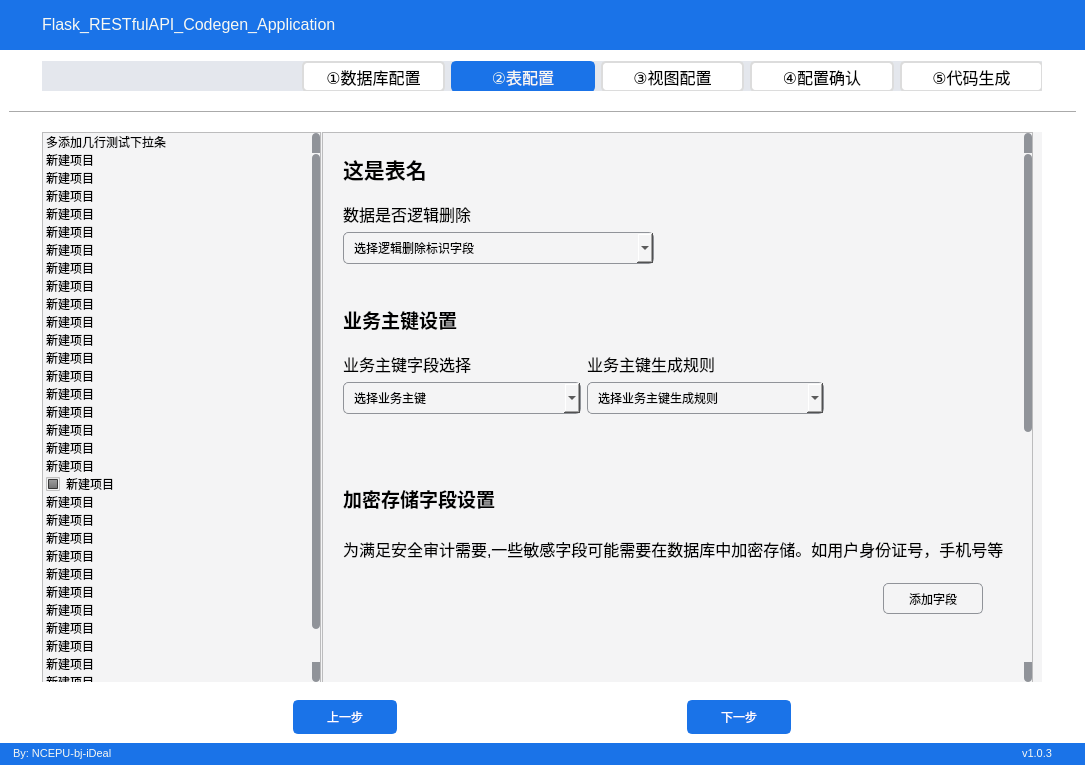
The window that app/ui/MainWindow.ui (ncepu-iDealStudio/Flask_RESTfulAPI_Codegen_Application) describes before a commit, drawn with Qt 5.
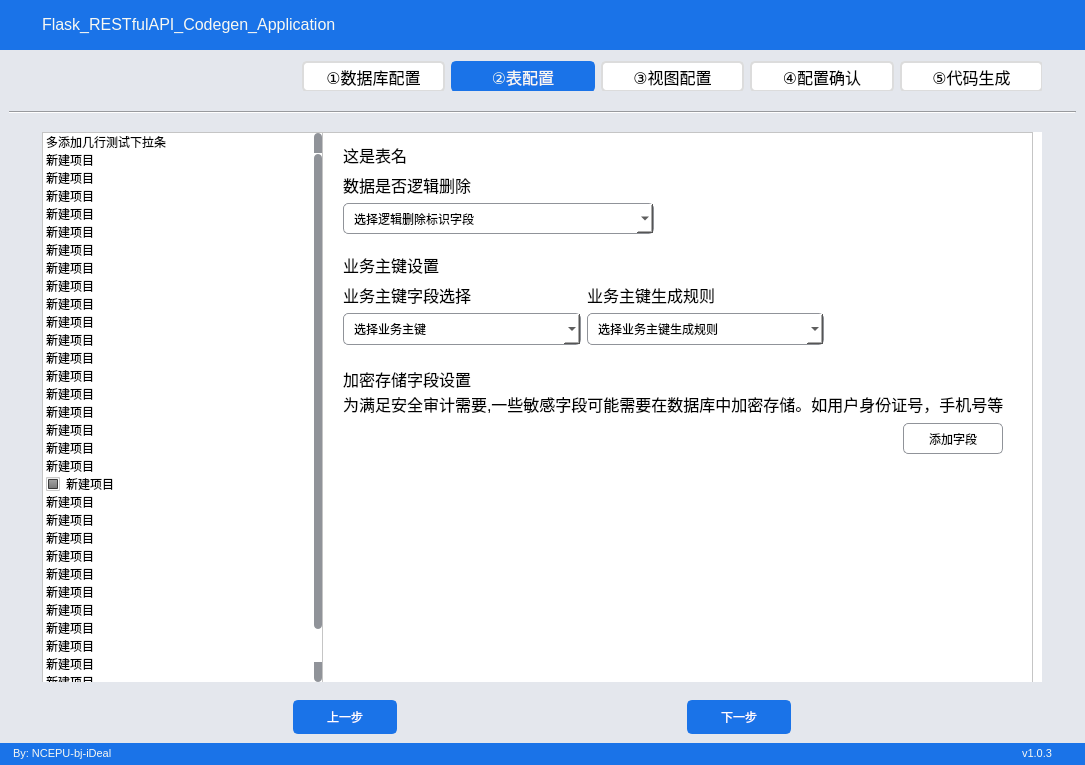
The same window after the commit. The open tabs and pages were chosen to show the change. Icons and pictures are not drawn.

```diff
--- a/app/ui/MainWindow.ui
+++ b/app/ui/MainWindow.ui
@@ -18,9 +18,17 @@
   </property>
   <widget class="QWidget" name="centralwidget">
    <property name="styleSheet">
-    <string notr="true">/*主页面stackedWidget以及子控件背景色*/
+    <string notr="true">/*白色*/
+/*整体背景色*/
+QWidget
+{
+    background-color: #e4e7ed; /*背景色*/
+    color: black;  /*字体颜色*/
+}
+
+/*主页面stackedWidget以及子控件背景色*/
 #stackedWidget *{
-	background-color: #f4f4f5;
+	background-color: rgb(255, 255, 255);
 }
 
 /*步骤条背景*/
@@ -28,6 +36,11 @@
 	background-color: #e4e7ed;
 }
 
+/*统一设置字体*/
+*{
+	/*font-family:SimSun;*/
+	font: 10pt &quot;Microsoft YaHei UI&quot;;
+}
 
 /*top*/
 #contentTopBg{
@@ -53,13 +66,6 @@
 #rightButtons .QPushButton:hover { background-color: #bd93f9; border-style: solid; border-radius: 4px; }
 #rightButtons .QPushButton:pressed { background-color: #ff79c6; border-style: solid; border-radius: 4px; }
 
-/*灰色白色*/
-/*整体背景色*/
-QWidget
-{
-    background-color: rgb(255, 255, 255); /*背景色*/
-    color: black;  /*字体颜色*/
-}
 /*按钮正常状态*/
 QPushButton {
 	border: 2px solid #1a73e8;
@@ -93,11 +99,7 @@
 	/*border: 2px solid #ff79c6;*/
 	border: 2px solid #409eff;
 }
-QCheckBox
-{
-    color:black;/*字体颜色*/
-    background-color:rgb(240,240,240);/*背景色*/
-}
+
 QComboBox{
 	background-color: #6272a4;
 	border-radius: 5px;
@@ -222,7 +224,7 @@
     font-size:12pt;/*字体大小*/
 }
 
-#label_table_name_7,#label_set_key_13{font-size:30px;}
+/*#label_table_name_7,#label_set_key_13{font-size:12px;}*/
 
 #pushButton_last{}
 
@@ -362,8 +364,8 @@
 
 QCheckBox::indicator {
     border: 1px solid #c0c4cc;
-	width: 15px;
-	height: 15px;
+	width: 12px;
+	height: 12px;
 	border-radius: 8px;
     background: transparent;
 }
@@ -1837,7 +1839,7 @@
                <x>280</x>
                <y>0</y>
                <width>711</width>
-               <height>641</height>
+               <height>551</height>
               </rect>
              </property>
              <property name="currentIndex">
@@ -1905,21 +1907,21 @@
                     <rect>
                      <x>0</x>
                      <y>0</y>
-                     <width>699</width>
-                     <height>1000</height>
+                     <width>707</width>
+                     <height>547</height>
                     </rect>
                    </property>
                    <property name="minimumSize">
                     <size>
                      <width>0</width>
-                     <height>1000</height>
+                     <height>0</height>
                     </size>
                    </property>
                    <widget class="QPushButton" name="pushButton_add_field_encrypt">
                     <property name="geometry">
                      <rect>
-                      <x>560</x>
-                      <y>450</y>
+                      <x>580</x>
+                      <y>290</y>
                       <width>100</width>
                       <height>31</height>
                      </rect>
@@ -1947,14 +1949,14 @@
                       <x>20</x>
                       <y>10</y>
                       <width>311</width>
-                      <height>121</height>
+                      <height>91</height>
                      </rect>
                     </property>
                     <layout class="QVBoxLayout" name="verticalLayout_9">
                      <item>
                       <widget class="QLabel" name="label_table_name_7">
                        <property name="text">
-                        <string>&lt;html&gt;&lt;head/&gt;&lt;body&gt;&lt;p&gt;&lt;span style=&quot; font-size:16pt; font-weight:600;&quot;&gt;这是表名&lt;/span&gt;&lt;/p&gt;&lt;/body&gt;&lt;/html&gt;</string>
+                        <string>&lt;html&gt;&lt;head/&gt;&lt;body&gt;&lt;p&gt;这是表名&lt;/p&gt;&lt;/body&gt;&lt;/html&gt;</string>
                        </property>
                       </widget>
                      </item>
@@ -1962,6 +1964,14 @@
                       <layout class="QVBoxLayout" name="verticalLayout_8">
                        <item>
                         <widget class="QLabel" name="label_isDelete_7">
+                         <property name="font">
+                          <font>
+                           <family>Microsoft YaHei UI</family>
+                           <pointsize>12</pointsize>
+                           <italic>false</italic>
+                           <bold>false</bold>
+                          </font>
+                         </property>
                          <property name="text">
                           <string>数据是否逻辑删除</string>
                          </property>
@@ -1984,16 +1994,16 @@
                     <property name="geometry">
                      <rect>
                       <x>20</x>
-                      <y>160</y>
+                      <y>120</y>
                       <width>481</width>
-                      <height>121</height>
+                      <height>92</height>
                      </rect>
                     </property>
                     <layout class="QVBoxLayout" name="verticalLayout_10">
                      <item>
                       <widget class="QLabel" name="label_set_key_13">
                        <property name="text">
-                        <string>&lt;html&gt;&lt;head/&gt;&lt;body&gt;&lt;p&gt;&lt;span style=&quot; font-size:14pt; font-weight:600;&quot;&gt;业务主键设置&lt;/span&gt;&lt;/p&gt;&lt;/body&gt;&lt;/html&gt;</string>
+                        <string>&lt;html&gt;&lt;head/&gt;&lt;body&gt;&lt;p&gt;业务主键设置&lt;/p&gt;&lt;/body&gt;&lt;/html&gt;</string>
                        </property>
                       </widget>
                      </item>
@@ -2046,10 +2056,10 @@
                    <widget class="QWidget" name="verticalLayoutWidget_2">
                     <property name="geometry">
                      <rect>
-                      <x>9</x>
-                      <y>520</y>
+                      <x>10</x>
+                      <y>340</y>
                       <width>671</width>
-                      <height>451</height>
+                      <height>201</height>
                      </rect>
                     </property>
                     <layout class="QVBoxLayout" name="verticalLayout_13">
@@ -2069,11 +2079,19 @@
                     <property name="geometry">
                      <rect>
                       <x>20</x>
-                      <y>390</y>
+                      <y>260</y>
                       <width>660</width>
-                      <height>51</height>
+                      <height>21</height>
                      </rect>
                     </property>
+                    <property name="font">
+                     <font>
+                      <family>Microsoft YaHei UI</family>
+                      <pointsize>12</pointsize>
+                      <italic>false</italic>
+                      <bold>false</bold>
+                     </font>
+                    </property>
                     <property name="text">
                      <string>为满足安全审计需要,一些敏感字段可能需要在数据库中加密存储。如用户身份证号，手机号等</string>
                     </property>
@@ -2082,13 +2100,13 @@
                     <property name="geometry">
                      <rect>
                       <x>20</x>
-                      <y>350</y>
+                      <y>230</y>
                       <width>479</width>
                       <height>31</height>
                      </rect>
                     </property>
                     <property name="text">
-                     <string>&lt;html&gt;&lt;head/&gt;&lt;body&gt;&lt;p&gt;&lt;span style=&quot; font-size:14pt; font-weight:600;&quot;&gt;加密存储字段设置&lt;/span&gt;&lt;/p&gt;&lt;/body&gt;&lt;/html&gt;</string>
+                     <string>加密存储字段设置</string>
                     </property>
                    </widget>
                   </widget>
@@ -2103,7 +2121,7 @@
               <rect>
                <x>0</x>
                <y>0</y>
-               <width>279</width>
+               <width>281</width>
                <height>551</height>
               </rect>
              </property>
@@ -2176,8 +2194,8 @@
 
 QCheckBox::indicator {
     border: 1px solid #c0c4cc;
-	width: 15px;
-	height: 15px;
+	width: 12px;
+	height: 12px;
 	border-radius: 8px;
     background: transparent;
 }
```
Left out of the diff: 138 changed lines with no effect on the pictures.
